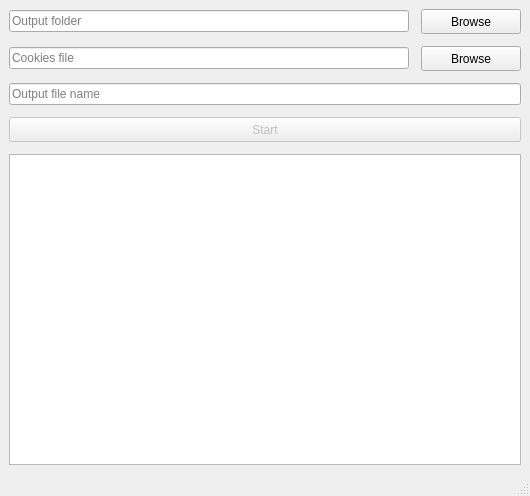
AndreaTerenz/CiulaLezioni, file mainwindow.ui: the form before one commit.
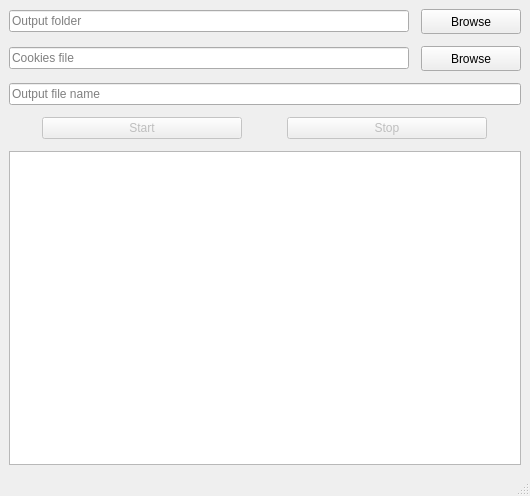
The form after the commit.

Commit message: Various GUI improvements (separate Start and Stop buttons)

What changed in the file:
```diff
--- a/mainwindow.ui
+++ b/mainwindow.ui
@@ -155,20 +155,40 @@
        </layout>
       </item>
       <item>
-       <widget class="QPushButton" name="start_stop_btn">
+       <layout class="QHBoxLayout" name="horizontalLayout">
+        <item>
+         <widget class="QPushButton" name="start_btn">
         <property name="enabled">
          <bool>false</bool>
         </property>
-        <property name="minimumSize">
+          <property name="maximumSize">
          <size>
-          <width>0</width>
-          <height>25</height>
+            <width>200</width>
+            <height>16777215</height>
          </size>
         </property>
         <property name="text">
          <string>Start</string>
         </property>
        </widget>
+        </item>
+        <item>
+         <widget class="QPushButton" name="stop_btn">
+          <property name="enabled">
+           <bool>false</bool>
+          </property>
+          <property name="maximumSize">
+           <size>
+            <width>200</width>
+            <height>16777215</height>
+           </size>
+          </property>
+          <property name="text">
+           <string>Stop</string>
+          </property>
+         </widget>
+        </item>
+       </layout>
       </item>
       <item>
        <widget class="QTextBrowser" name="output_log">
```
Lines whose indentation alone changed are shown as unchanged. The commit also changes 2 other files.
